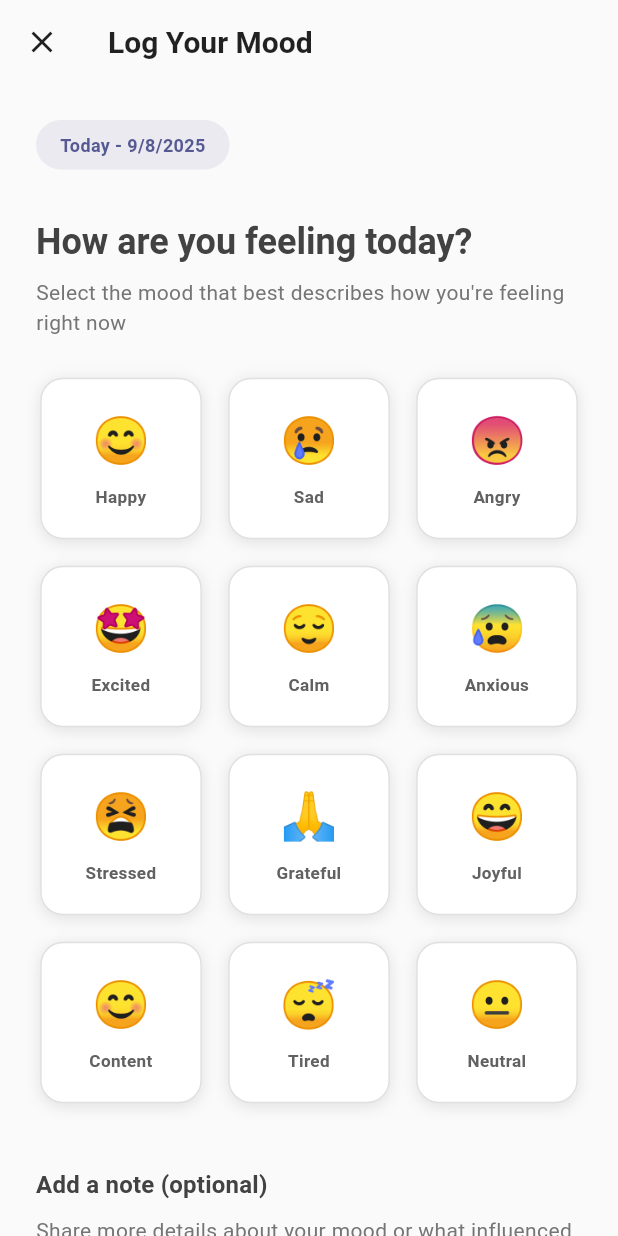
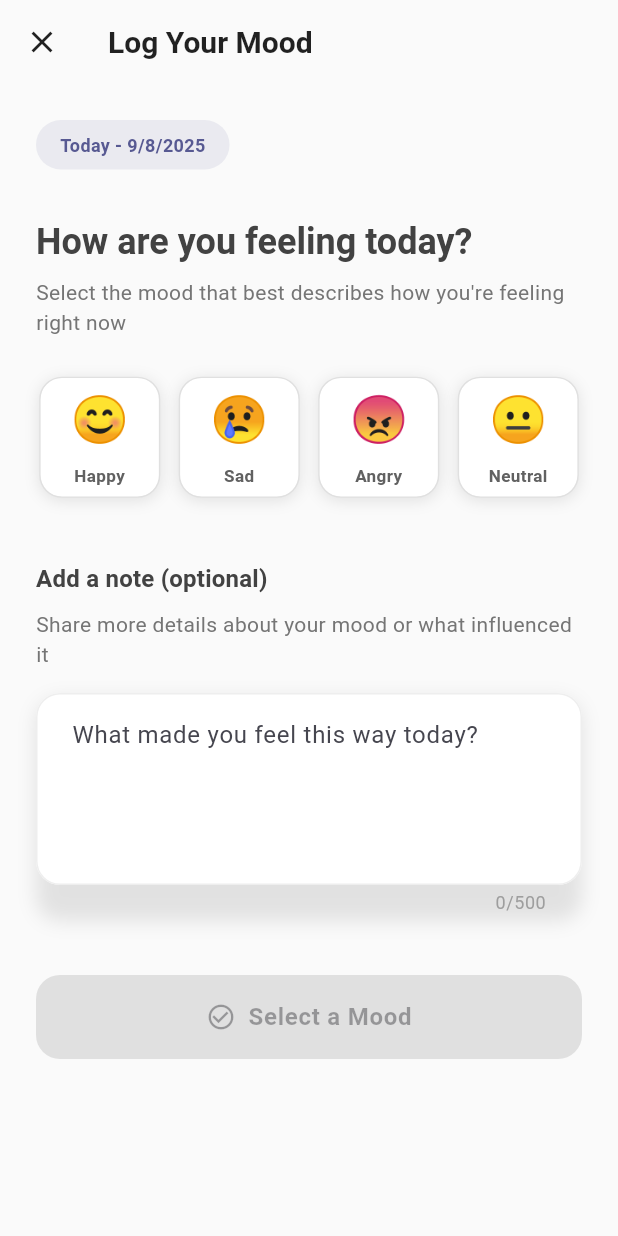
Before and after one commit to roshan-parida/mood-tracker, a Flutter app: the screen it shows once a user with an empty profile is signed in, after a tap on "Log Mood", on a phone screen of 412 x 824 dp. Run offline on Flutter 3.47's test engine with Material 3 defaults, Android fonts, the phone set to English and light mode, and no system bars; our stand-ins replace cloud_firestore, firebase_auth, firebase_core; accounts and stored records are empty; Roboto replaces fonts that are missing (SF Pro Display).

```diff
--- a/lib/screens/home_screen.dart
+++ b/lib/screens/home_screen.dart
@@ -23,14 +23,6 @@ class _HomeScreenState extends State<HomeScreen> with TickerProviderStateMixin {
     'Happy': '😊',
     'Sad': '😢',
     'Angry': '😠',
-    'Excited': '🤩',
-    'Calm': '😌',
-    'Anxious': '😰',
-    'Stressed': '😫',
-    'Grateful': '🙏',
-    'Joyful': '😄',
-    'Content': '😊',
-    'Tired': '😴',
     'Neutral': '😐',
   };
 
@@ -38,14 +30,6 @@ class _HomeScreenState extends State<HomeScreen> with TickerProviderStateMixin {
     'Happy': Colors.amber.shade100,
     'Sad': Colors.blue.shade100,
     'Angry': Colors.red.shade100,
-    'Excited': Colors.orange.shade100,
-    'Calm': Colors.green.shade100,
-    'Anxious': Colors.purple.shade100,
-    'Stressed': Colors.deepOrange.shade100,
-    'Grateful': Colors.teal.shade100,
-    'Joyful': Colors.yellow.shade100,
-    'Content': Colors.lightGreen.shade100,
-    'Tired': Colors.grey.shade200,
     'Neutral': Colors.blueGrey.shade100,
   };
 
--- a/lib/screens/mood_entry_screen.dart
+++ b/lib/screens/mood_entry_screen.dart
@@ -171,9 +171,9 @@ class _MoodEntryScreenState extends State<MoodEntryScreen>
           shrinkWrap: true,
           physics: const NeverScrollableScrollPhysics(),
           gridDelegate: const SliverGridDelegateWithFixedCrossAxisCount(
-            crossAxisCount: 3,
-            crossAxisSpacing: 12,
-            mainAxisSpacing: 12,
+            crossAxisCount: 4,
+            crossAxisSpacing: 8,
+            mainAxisSpacing: 8,
             childAspectRatio: 1,
           ),
           itemCount: widget.moodEmojis.length,
```
Also changed, not shown: pubspec.yaml (+14 -1 lines), assets/mood_tracker_icon.png (added), pubspec.lock, 10 other files.
